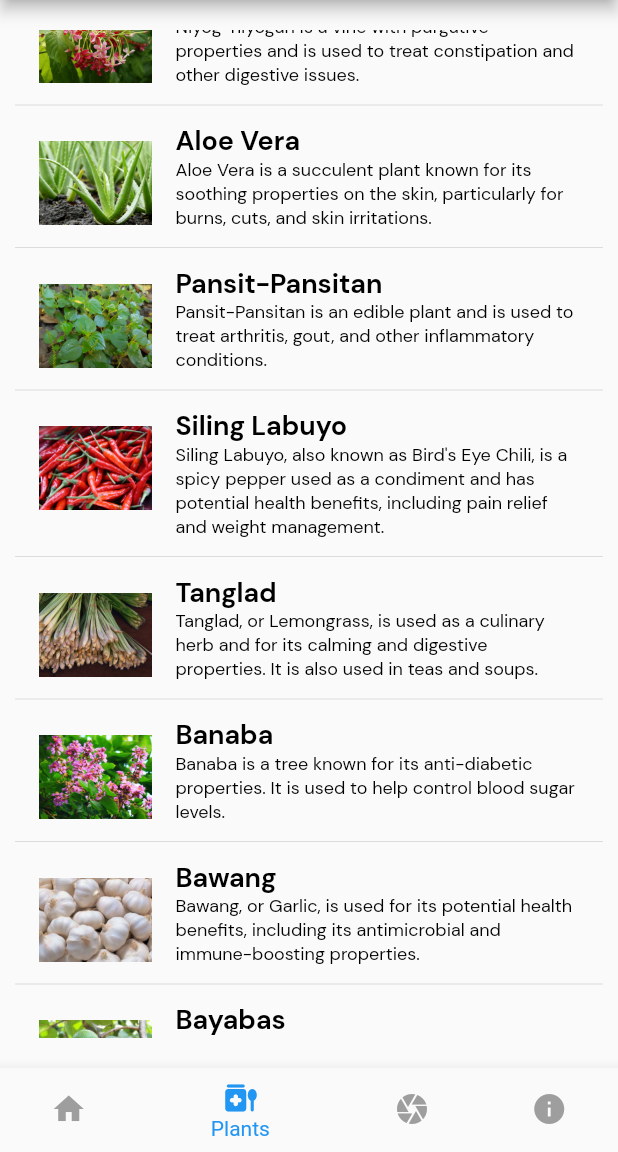
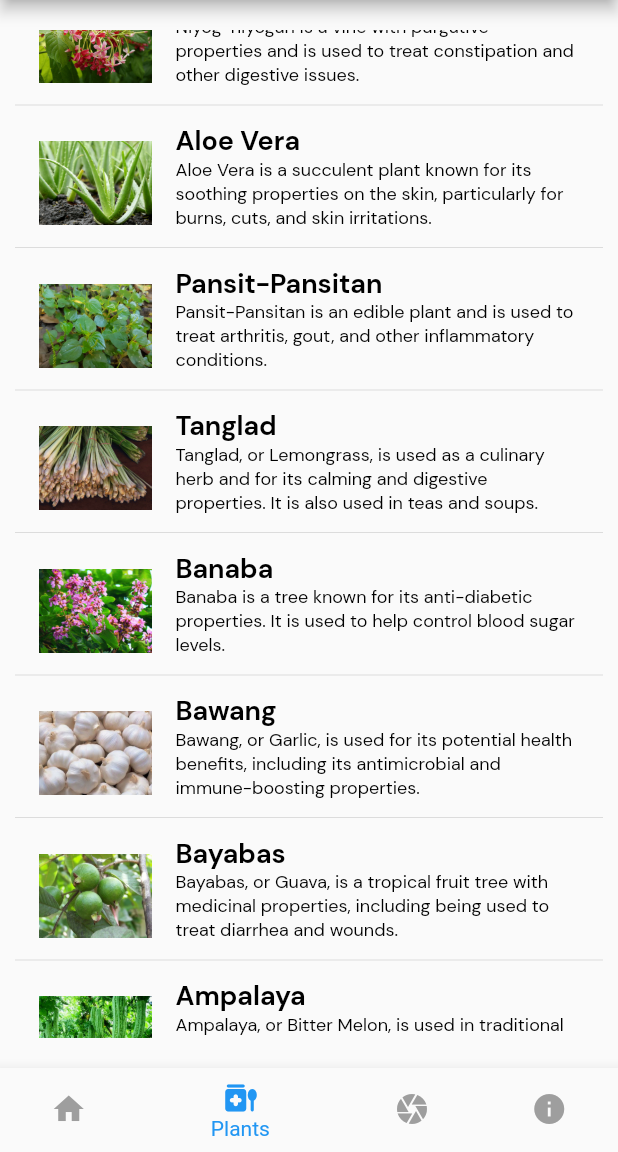
Before and after one commit to Turla-Glenn/herbal_plants, a Flutter app: the screen it shows after launch, item 2 of the bottom bar chosen, scrolled down 576 dp, on a phone screen of 412 x 824 dp, the part 84-1236 px from its top. Run offline on Flutter 3.47's test engine with Material 2 defaults, Android fonts, the phone set to English and light mode, and no system bars; our stand-ins replace fluttertoast, image_picker; missing offline and left inert: tflite_v2; Roboto replaces fonts that are missing (QBold).

Commit message:
updated plants

```diff
--- a/lib/data/plants.dart
+++ b/lib/data/plants.dart
@@ -65,14 +65,7 @@ List<HerbalPlant> herbalPlants = [
     plantingGuide:
         "Pansit-Pansitan can be grown in pots or in the ground, and it prefers moist, well-drained soil.",
   ),
-  HerbalPlant(
-    commonName: "Siling Labuyo",
-    scientificName: "Capsicum frutescens",
-    description:
-        "Siling Labuyo, also known as Bird's Eye Chili, is a spicy pepper used as a condiment and has potential health benefits, including pain relief and weight management.",
-    plantingGuide:
-        "Siling Labuyo can be grown in well-drained soil, and it requires full sun to thrive.",
-  ),
+
   HerbalPlant(
     commonName: "Tanglad",
     scientificName: "Cymbopogon citratus",
@@ -113,14 +106,7 @@ List<HerbalPlant> herbalPlants = [
     plantingGuide:
         "Ampalaya prefers well-drained soil and full sun. It can be grown from seeds.",
   ),
-  HerbalPlant(
-    commonName: "Tuba-Tuba",
-    scientificName: "Jatropha curcas",
-    description:
-        "Tuba-Tuba is a small tree with potential medicinal uses, including as a remedy for constipation and skin ailments.",
-    plantingGuide:
-        "Tuba-Tuba prefers well-drained soil and full sun. It can be propagated from seeds or cuttings.",
-  ),
+
   HerbalPlant(
     commonName: "Malunggay",
     scientificName: "Moringa oleifera",
@@ -129,14 +115,7 @@ List<HerbalPlant> herbalPlants = [
     plantingGuide:
         "Malunggay prefers well-drained soil and full sun. It can be grown from seeds or cuttings.",
   ),
-  HerbalPlant(
-    commonName: "Sampalok",
-    scientificName: "Tamarindus indica",
-    description:
-        "Sampalok, or Tamarind, is a fruit tree known for its tangy fruit and potential health benefits. It is used to treat digestive issues and is a rich source of vitamin C.",
-    plantingGuide:
-        "Sampalok prefers well-drained soil and full sun. It can be grown from seeds or grafting.",
-  ),
+
   HerbalPlant(
     commonName: "Luyang Dilaw",
     scientificName: "Curcuma longa",
@@ -145,14 +124,7 @@ List<HerbalPlant> herbalPlants = [
     plantingGuide:
         "Luyang Dilaw prefers well-drained soil and partial shade. It can be propagated from rhizome cuttings.",
   ),
-  HerbalPlant(
-    commonName: "Pandan",
-    scientificName: "Pandanus amaryllifolius",
-    description:
-        "Pandan is used for its aromatic leaves in cooking and for its potential health benefits, including its antispasmodic and anti-inflammatory properties.",
-    plantingGuide:
-        "Pandan prefers well-drained soil and partial shade. It can be propagated from stem cuttings or seeds.",
-  ),
+
   HerbalPlant(
     commonName: "Manzanilla",
     scientificName: "Chamaemelum nobile",
@@ -161,5 +133,6 @@ List<HerbalPlant> herbalPlants = [
     plantingGuide:
         "Manzanilla prefers well-drained soil and full sun to partial shade. It can be propagated from seeds or division.",
   ),
+
   // Add more herbal plants with their details here
 ];
```
